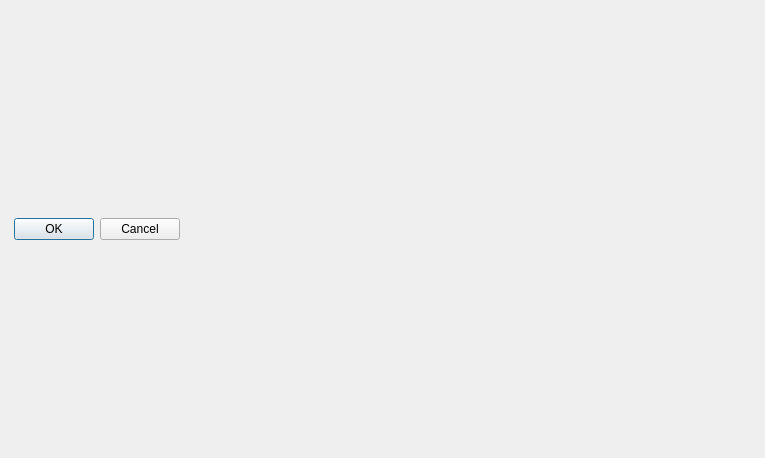
First picture: the form in addform.ui, repository Creeprus/TelemetryCardReader_Kometa, before the edit.
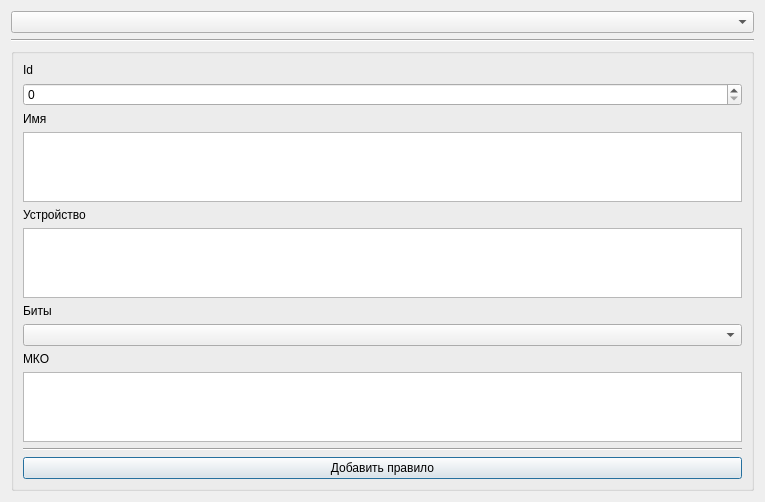
Second picture: the form after the edit.

What changed in the file:
```diff
--- a/addform.ui
+++ b/addform.ui
@@ -13,22 +13,91 @@
   <property name="windowTitle">
    <string>Dialog</string>
   </property>
-  <widget class="QDialogButtonBox" name="buttonBox">
-   <property name="geometry">
-    <rect>
-     <x>6</x>
-     <y>212</y>
-     <width>174</width>
-     <height>34</height>
-    </rect>
-   </property>
-   <property name="orientation">
-    <enum>Qt::Horizontal</enum>
-   </property>
-   <property name="standardButtons">
-    <set>QDialogButtonBox::Cancel|QDialogButtonBox::Ok</set>
-   </property>
-  </widget>
+  <layout class="QGridLayout" name="gridLayout">
+   <item row="0" column="0">
+    <widget class="QComboBox" name="comboBox"/>
+   </item>
+   <item row="1" column="0">
+    <widget class="Line" name="line">
+     <property name="orientation">
+      <enum>Qt::Horizontal</enum>
+     </property>
+    </widget>
+   </item>
+   <item row="2" column="0">
+    <widget class="QGroupBox" name="groupBox">
+     <property name="title">
+      <string/>
+     </property>
+     <layout class="QVBoxLayout" name="verticalLayout">
+      <item>
+       <widget class="QLabel" name="label_3">
+        <property name="text">
+         <string>Id</string>
+        </property>
+       </widget>
+      </item>
+      <item>
+       <widget class="QSpinBox" name="spinBox"/>
+      </item>
+      <item>
+       <widget class="QLabel" name="label_2">
+        <property name="text">
+         <string>Имя</string>
+        </property>
+       </widget>
+      </item>
+      <item>
+       <widget class="QTextEdit" name="textEdit_2"/>
+      </item>
+      <item>
+       <widget class="QLabel" name="label">
+        <property name="text">
+         <string>Устройство</string>
+        </property>
+       </widget>
+      </item>
+      <item>
+       <widget class="QTextEdit" name="textEdit"/>
+      </item>
+      <item>
+       <widget class="QLabel" name="label_4">
+        <property name="text">
+         <string>Биты</string>
+        </property>
+       </widget>
+      </item>
+      <item>
+       <widget class="QComboBox" name="bytesCombobox"/>
+      </item>
+      <item>
+       <widget class="QLabel" name="label_5">
+        <property name="text">
+         <string>МКО</string>
+        </property>
+       </widget>
+      </item>
+      <item>
+       <widget class="QColumnView" name="columnView"/>
+      </item>
+      <item>
+       <widget class="Line" name="line_2">
+        <property name="orientation">
+         <enum>Qt::Horizontal</enum>
+        </property>
+       </widget>
+      </item>
+      <item>
+       <widget class="QPushButton" name="pushButton">
+        <property name="text">
+         <string>Добавить правило</string>
+        </property>
+       </widget>
+      </item>
+     </layout>
+    </widget>
+   </item>
+  </layout>
  </widget>
  <resources/>
  <connections>
```
Left out of the diff: 35 changed lines with no effect on the pictures.
